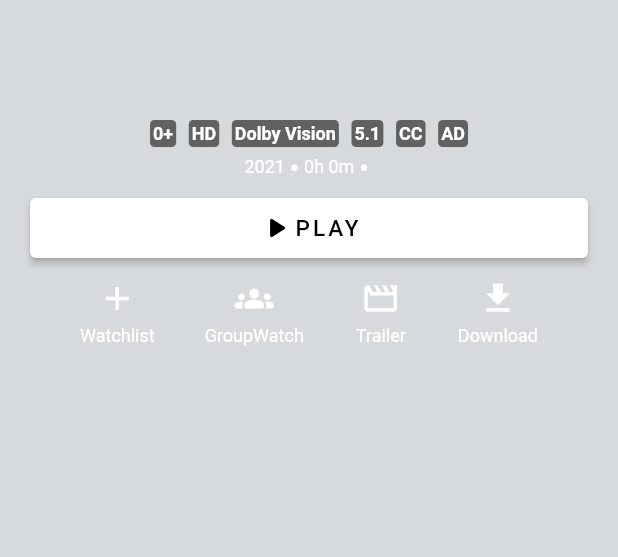
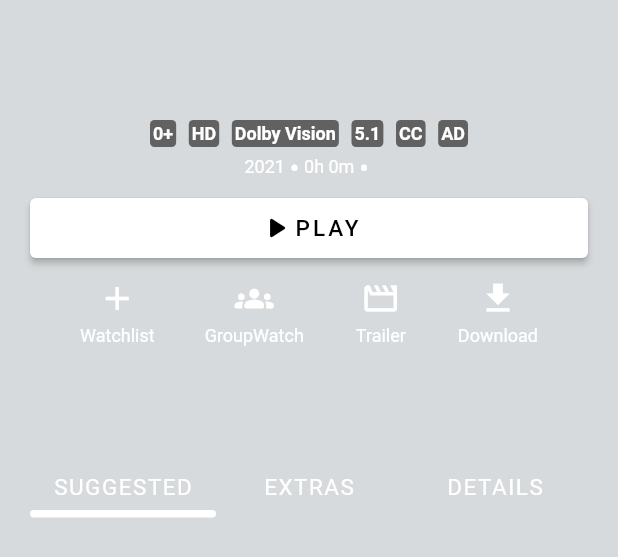
Before and after one commit to MHabib96/disney-plus, a Flutter app: the MovieScreen widget shown alone on an empty page, opened directly with empty values, on a phone screen of 412 x 824 dp. Shown: the top 557 px of the screen. Run offline on Flutter 3.47's test engine with Material 2 defaults, Android fonts, the phone set to English and light mode, and no system bars; our stand-ins replace bloc, carousel_slider, equatable, flutter_bloc, get_it.

Commit message:
Begin development on movie tabs

```diff
--- a/lib/main.dart
+++ b/lib/main.dart
@@ -1,6 +1,7 @@
 import 'package:disney_plus/bindings.dart';
 import 'package:disney_plus/config/themes/bloc/theme_bloc.dart';
 import 'package:disney_plus/modules/base/screens/navigator_base.dart';
+import 'package:disney_plus/widgets/movie_tabs/bloc/movie_tabs_bloc.dart';
 import 'package:flutter/material.dart';
 import 'package:flutter_bloc/flutter_bloc.dart';
 
@@ -19,6 +20,7 @@ class DisneyPlus extends StatelessWidget {
     return MultiBlocProvider(
       providers: [
         BlocProvider(create: (context) => ThemeBloc()),
+        BlocProvider(create: (context) => MovieTabsBloc()),
       ],
       child: BlocBuilder<ThemeBloc, ThemeState>(
         builder: (context, state) {
--- a/lib/modules/movie/screens/movie_screen.dart
+++ b/lib/modules/movie/screens/movie_screen.dart
@@ -1,4 +1,5 @@
 import 'package:disney_plus/modules/movie/models/movie.dart';
+import 'package:disney_plus/widgets/movie_tabs/movie_tabs.dart';
 import 'package:disney_plus/widgets/movie_utility_buttons.dart';
 import 'package:disney_plus/widgets/movie_wallpaper.dart';
 import 'package:disney_plus/modules/movie/types/rating_type.dart';
@@ -51,6 +52,7 @@ class MovieScreen extends StatelessWidget {
                 style: const TextStyle(fontSize: 16),
               ),
               const SizedBox(height: 40),
+              MovieTabs(),
             ],
           ),
         ),
--- /dev/null
+++ b/lib/widgets/movie_tabs/bloc/movie_tabs_bloc.dart
@@ -0,0 +1,20 @@
+import 'package:bloc/bloc.dart';
+import 'package:disney_plus/widgets/movie_tabs/movie_tab_type.dart';
+import 'package:equatable/equatable.dart';
+
+part 'movie_tabs_event.dart';
+part 'movie_tabs_state.dart';
+
+class MovieTabsBloc extends Bloc<MovieTabsEvent, MovieTabsState> {
+  MovieTabsBloc() : super(const MovieTabsState(tab: MovieTabType.Suggested));
+
+  @override
+  Stream<MovieTabsState> mapEventToState(MovieTabsEvent event) async* {
+    if (event is ChangeTab) {
+      yield state.copyWith(tab: event.tab);
+    }
+    if (event is ResetTab) {
+      yield state.copyWith(tab: MovieTabType.Suggested);
+    }
+  }
+}
--- /dev/null
+++ b/lib/widgets/movie_tabs/bloc/movie_tabs_event.dart
@@ -0,0 +1,10 @@
+part of 'movie_tabs_bloc.dart';
+
+abstract class MovieTabsEvent {}
+
+class ChangeTab extends MovieTabsEvent {
+  final MovieTabType tab;
+  ChangeTab({required this.tab});
+}
+
+class ResetTab extends MovieTabsEvent {}
--- /dev/null
+++ b/lib/widgets/movie_tabs/bloc/movie_tabs_state.dart
@@ -0,0 +1,14 @@
+part of 'movie_tabs_bloc.dart';
+
+class MovieTabsState extends Equatable {
+  final MovieTabType tab;
+
+  const MovieTabsState({required this.tab});
+
+  MovieTabsState copyWith({required MovieTabType tab}) {
+    return MovieTabsState(tab: tab);
+  }
+
+  @override
+  List<Object> get props => [tab];
+}
--- /dev/null
+++ b/lib/widgets/movie_tabs/movie_tab_type.dart
@@ -0,0 +1 @@
+enum MovieTabType { Suggested, Extras, Details }
--- /dev/null
+++ b/lib/widgets/movie_tabs/movie_tabs.dart
@@ -0,0 +1,80 @@
+import 'package:disney_plus/widgets/movie_tabs/bloc/movie_tabs_bloc.dart';
+import 'package:disney_plus/widgets/movie_tabs/movie_tab_type.dart';
+import 'package:flutter/material.dart';
+import 'package:flutter_bloc/flutter_bloc.dart';
+
+class MovieTabs extends StatelessWidget {
+  const MovieTabs({Key? key}) : super(key: key);
+
+  @override
+  Widget build(BuildContext context) {
+    return BlocBuilder<MovieTabsBloc, MovieTabsState>(
+      builder: (context, state) {
+        return Row(
+          children: [
+            Expanded(
+              child: _TabButton(
+                tab: MovieTabType.Suggested,
+                selectedTab: state.tab,
+              ),
+            ),
+            Expanded(
+              child: _TabButton(
+                tab: MovieTabType.Extras,
+                selectedTab: state.tab,
+              ),
+            ),
+            Expanded(
+              child: _TabButton(
+                tab: MovieTabType.Details,
+                selectedTab: state.tab,
+              ),
+            ),
+          ],
+        );
+      },
+    );
+  }
+}
+
+class _TabButton extends StatelessWidget {
+  final MovieTabType tab;
+  final MovieTabType selectedTab;
+
+  const _TabButton({
+    required this.tab,
+    required this.selectedTab,
+  });
+
+  @override
+  Widget build(BuildContext context) {
+    return GestureDetector(
+      onTap: () => BlocProvider.of<MovieTabsBloc>(context).add(ChangeTab(tab: tab)),
+      child: Column(
+        children: [
+          Padding(
+            padding: const EdgeInsets.all(6),
+            child: Text(
+              tab.name.toUpperCase(),
+              style: const TextStyle(
+                color: Colors.white,
+                letterSpacing: 1,
+                fontSize: 15,
+              ),
+            ),
+          ),
+          Opacity(
+            opacity: tab == selectedTab ? 1 : 0,
+            child: Container(
+              height: 5,
+              decoration: BoxDecoration(
+                color: Colors.white,
+                borderRadius: BorderRadius.circular(10),
+              ),
+            ),
+          ),
+        ],
+      ),
+    );
+  }
+}
```
